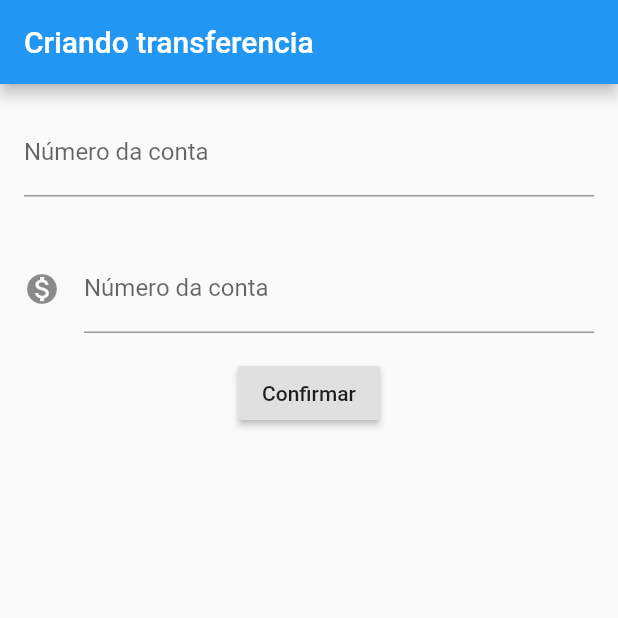
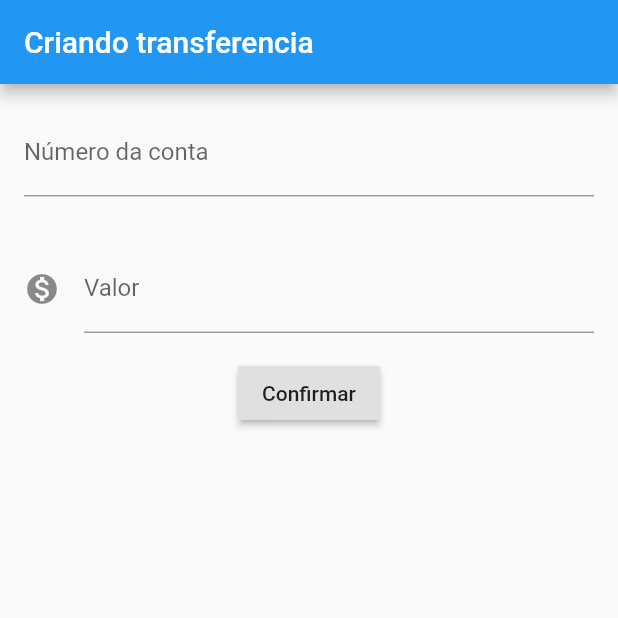
Before and after one commit to Italo-Castro/CyteBank, a Flutter app: the screen it shows after launch, after a tap on "Confirmar", on a phone screen of 412 x 824 dp, the top half of it. Run offline on Flutter 3.47's test engine with Material 2 defaults, Android fonts, the phone set to English and light mode, and no system bars.

Commit message:
Logica de transferencia, pegar valor dos campos da tela e instanciar objeto

```diff
--- a/lib/main.dart
+++ b/lib/main.dart
@@ -33,7 +33,9 @@ class ListaTransferencia extends StatelessWidget {
 }
 
 class FormularioTransferencia extends StatelessWidget {
-  const FormularioTransferencia({Key? key}) : super(key: key);
+
+  final TextEditingController _controladorCampoNumeroConta = TextEditingController();
+  final TextEditingController _controladorCampoValor = TextEditingController();
 
   @override
   Widget build(BuildContext context) {
@@ -46,6 +48,7 @@ class FormularioTransferencia extends StatelessWidget {
               Padding(
                 padding: const EdgeInsets.all(16.0),
                 child: TextField(
+                  controller: _controladorCampoNumeroConta,
                   style: TextStyle(
                     fontSize: 16.0
                   ),
@@ -58,17 +61,32 @@ class FormularioTransferencia extends StatelessWidget {
               Padding(
                 padding: const EdgeInsets.all(16.0),
                 child: TextField(
+                  controller: _controladorCampoValor,
                   style: TextStyle(
                     fontSize: 16.0
                   ),
                   decoration: InputDecoration(
                     icon: Icon(Icons.monetization_on),
-                      labelText: 'Número da conta',
+                      labelText: 'Valor',
                       hintText: '00.0'),
                   keyboardType: TextInputType.number,
                 ),
               ),
-              RaisedButton(onPressed: (){},
+              RaisedButton(onPressed: (){
+                debugPrint('Clicou no botão');
+                debugPrint( _controladorCampoNumeroConta.text);
+                debugPrint( "Valor"+_controladorCampoValor.text);
+
+                final int? numeroConta = int.tryParse(_controladorCampoNumeroConta.text);
+                final double? valor = double.tryParse(_controladorCampoValor.text);
+
+                if(numeroConta != null && valor != null) {
+                  final transferenciaCriada = Transferencia(valor, numeroConta);
+                  debugPrint( '$transferenciaCriada');
+                }
+
+
+              },
               child: Text("Confirmar"),)
             ],
           ),
@@ -97,4 +115,9 @@ class Transferencia {
   final int numeroConta;
 
   Transferencia(this.valor, this.numeroConta);
+
+  @override
+  String toString() {
+    return 'Transferencia{valor: $valor, numeroConta: $numeroConta}';
+  }
 }
```
